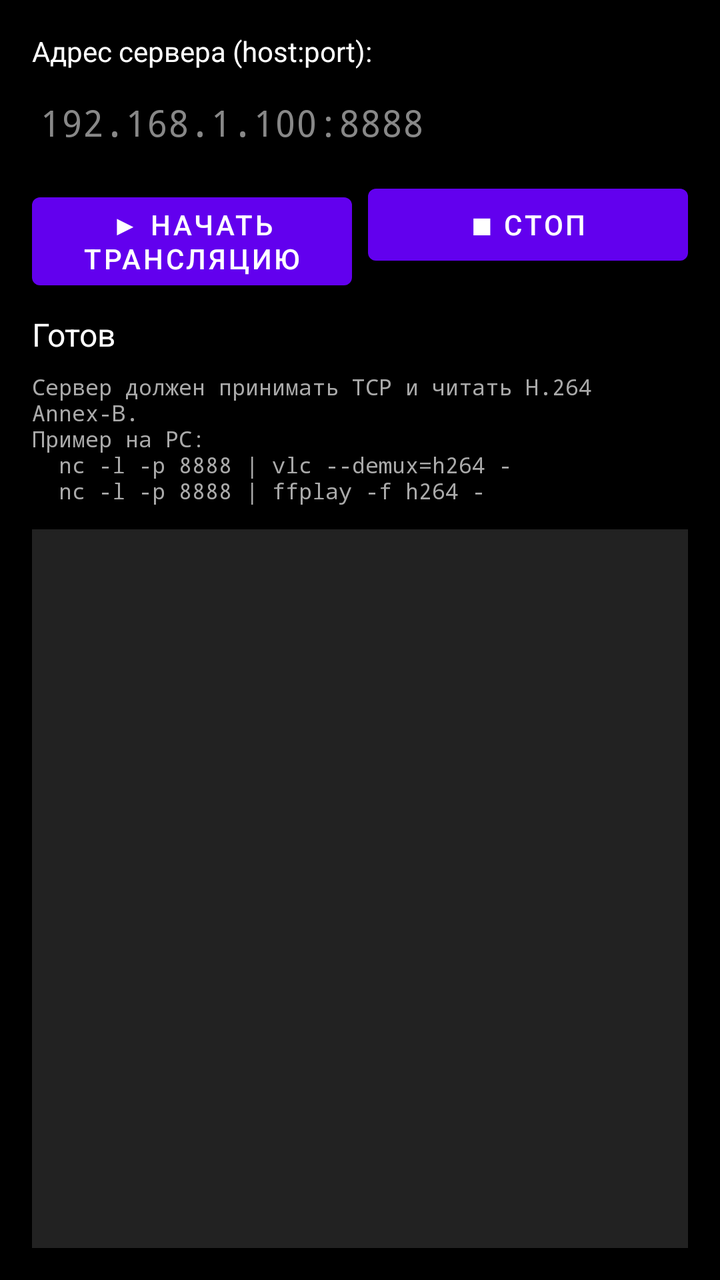
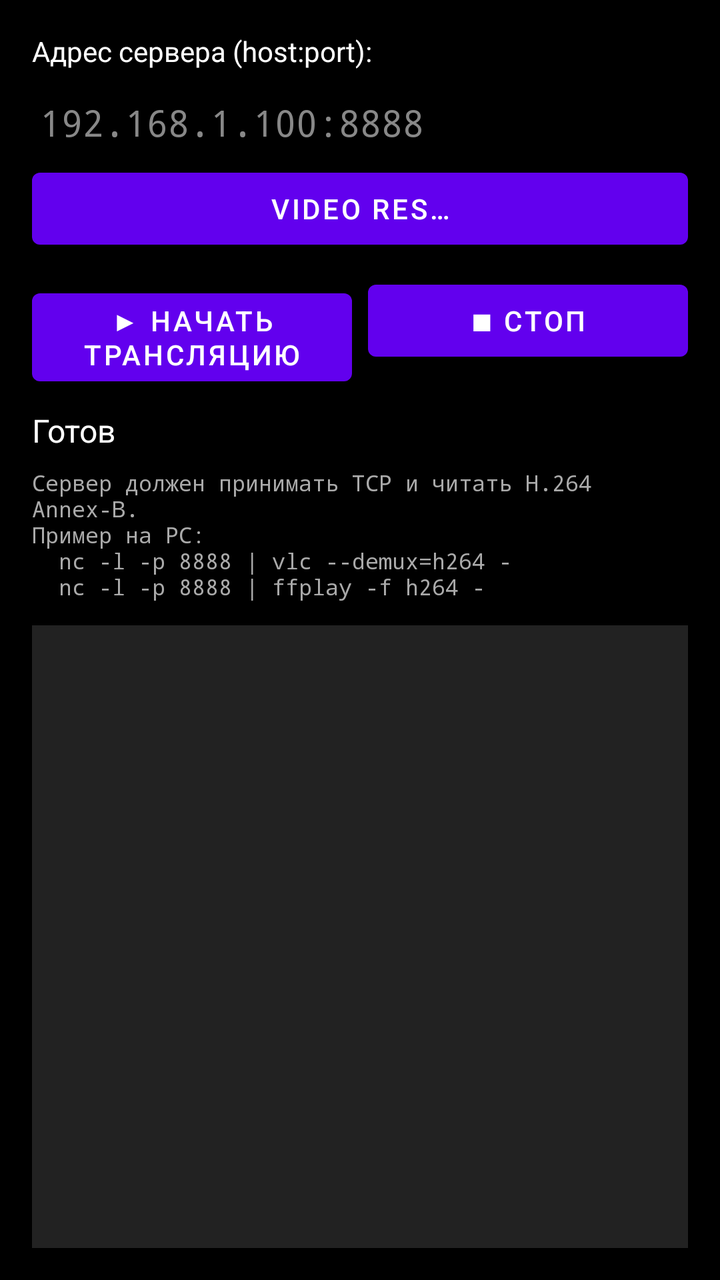

Before-and-after screenshots of an Android layout around one commit, followed by the original layout XML and the change that was made.
<!-- AndroidManifest.xml: application theme Theme.Live360Viewer -->
<!-- res/layout/activity_streamer_client.xml -->
<?xml version="1.0" encoding="utf-8"?>
<LinearLayout xmlns:android="http://schemas.android.com/apk/res/android"
    android:layout_width="match_parent"
    android:layout_height="match_parent"
    android:orientation="vertical"
    android:padding="16dp"
    android:background="@color/black">

    <TextView
        android:layout_width="match_parent"
        android:layout_height="wrap_content"
        android:text="Адрес сервера (host:port):"
        android:textColor="@color/white"
        android:textSize="14sp"
        android:paddingBottom="4dp"/>

    <EditText
        android:id="@+id/etAddress"
        android:layout_width="match_parent"
        android:layout_height="wrap_content"
        android:hint="192.168.1.100:8888"
        android:textColor="@color/white"
        android:textColorHint="#888888"
        android:inputType="text"
        android:fontFamily="monospace"/>

    <LinearLayout
        android:layout_width="match_parent"
        android:layout_height="wrap_content"
        android:orientation="horizontal"
        android:layout_marginTop="8dp">

        <Button
            android:id="@+id/btnStart"
            android:layout_width="0dp"
            android:layout_height="wrap_content"
            android:layout_weight="1"
            android:text="▶ Начать трансляцию"/>

        <Button
            android:id="@+id/btnStop"
            android:layout_width="0dp"
            android:layout_height="wrap_content"
            android:layout_weight="1"
            android:layout_marginStart="8dp"
            android:text="■ Стоп"/>
    </LinearLayout>

    <TextView
        android:id="@+id/tvStatus"
        android:layout_width="match_parent"
        android:layout_height="wrap_content"
        android:layout_marginTop="12dp"
        android:text="Готов"
        android:textColor="@color/white"
        android:textSize="16sp"/>

    <TextView
        android:layout_width="match_parent"
        android:layout_height="wrap_content"
        android:layout_marginTop="8dp"
        android:text="Сервер должен принимать TCP и читать H.264 Annex-B.\nПример на PC:\n  nc -l -p 8888 | vlc --demux=h264 -\n  nc -l -p 8888 | ffplay -f h264 -"
        android:textColor="#AAAAAA"
        android:textSize="11sp"
        android:fontFamily="monospace"/>

    <ScrollView
        android:layout_width="match_parent"
        android:layout_height="0dp"
        android:layout_weight="1"
        android:layout_marginTop="12dp"
        android:background="#222222">

        <TextView
            android:id="@+id/tvLog"
            android:layout_width="match_parent"
            android:layout_height="wrap_content"
            android:padding="8dp"
            android:fontFamily="monospace"
            android:textColor="#00FF00"
            android:textSize="11sp"/>
    </ScrollView>

</LinearLayout>
<!-- resources referenced by this layout -->
<resources>
  <color name="black">#FF000000</color>
  <color name="white">#FFFFFFFF</color>
  <style name="Theme.Live360Viewer" parent="Theme.MaterialComponents.DayNight.NoActionBar">
          <item name="colorPrimary">@color/purple_500</item>
          <item name="colorPrimaryVariant">@color/purple_700</item>
          <item name="colorOnPrimary">@color/white</item>
          <item name="colorSecondary">@color/teal_200</item>
          <item name="colorSecondaryVariant">@color/teal_700</item>
          <item name="colorOnSecondary">@color/black</item>
          <item name="android:statusBarColor" tools:targetApi="l">?attr/colorPrimaryVariant</item>
      </style>
  <color name="purple_500">#FF6200EE</color>
  <color name="purple_700">#FF3700B3</color>
  <color name="teal_200">#FF03DAC5</color>
  <color name="teal_700">#FF018786</color>
</resources>

<!-- the commit's change to res/layout/activity_streamer_client.xml (unified diff, before → after) -->
@@ -23,7 +23,11 @@
         android:textColorHint="#888888"
         android:inputType="text"
         android:fontFamily="monospace"/>
-
+    <Button
+        android:id="@+id/btnChangeRes"
+        android:layout_width="match_parent"
+        android:layout_height="wrap_content"
+        android:text="Video res…" />
     <LinearLayout
         android:layout_width="match_parent"
         android:layout_height="wrap_content"
